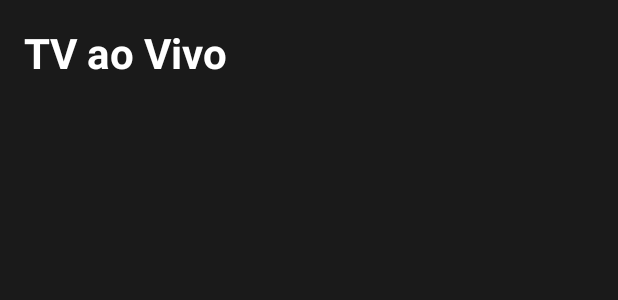
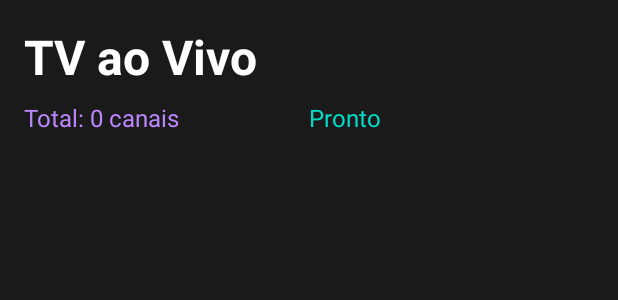
Before and after one commit to 1113marcio-alt/MiTVProPlayer1, an Android app: the layout fragment_live_tv.xml on its own in the app's theme, with its tools: preview values and no code run, on a phone screen of 412 x 824 dp. Shown: the top 300 px of the screen. Run offline under Robolectric (Android 15) with nearby library versions, the phone set to English and light mode, and no system bars.

Commit message:
Update fragment_live_tv.xml

```diff
--- a/app/src/main/res/layout/fragment_live_tv.xml
+++ b/app/src/main/res/layout/fragment_live_tv.xml
@@ -1,25 +1,58 @@
 <?xml version="1.0" encoding="utf-8"?>
 <LinearLayout xmlns:android="http://schemas.android.com/apk/res/android"
+    xmlns:app="http://schemas.android.com/apk/res-auto"
     android:layout_width="match_parent"
     android:layout_height="match_parent"
     android:orientation="vertical"
     android:background="@color/background"
     android:padding="16dp">
 
+    <!-- Cabeçalho -->
     <TextView
         android:layout_width="wrap_content"
         android:layout_height="wrap_content"
         android:text="TV ao Vivo"
         android:textColor="@color/white"
-        android:textSize="28sp"
+        android:textSize="32sp"
         android:textStyle="bold"
-        android:layout_marginBottom="20dp" />
+        android:layout_marginBottom="8dp" />
 
+    <!-- Informações -->
+    <LinearLayout
+        android:layout_width="match_parent"
+        android:layout_height="wrap_content"
+        android:orientation="horizontal"
+        android:layout_marginBottom="20dp">
+
+        <TextView
+            android:id="@+id/tv_channel_count"
+            android:layout_width="0dp"
+            android:layout_height="wrap_content"
+            android:layout_weight="1"
+            android:text="Total: 0 canais"
+            android:textColor="@color/purple_200"
+            android:textSize="16sp" />
+
+        <TextView
+            android:id="@+id/tv_status"
+            android:layout_width="0dp"
+            android:layout_height="wrap_content"
+            android:layout_weight="1"
+            android:text="Pronto"
+            android:textColor="@color/teal_200"
+            android:textSize="16sp"
+            android:textAlignment="textEnd" />
+
+    </LinearLayout>
+
+    <!-- Lista de Canais -->
     <androidx.recyclerview.widget.RecyclerView
         android:id="@+id/channels_recycler_view"
         android:layout_width="match_parent"
-        android:layout_height="match_parent"
+        android:layout_height="0dp"
+        android:layout_weight="1"
         android:clipToPadding="false"
-        android:padding="8dp" />
+        android:padding="8dp"
+        android:scrollbars="vertical" />
 
 </LinearLayout>
```
